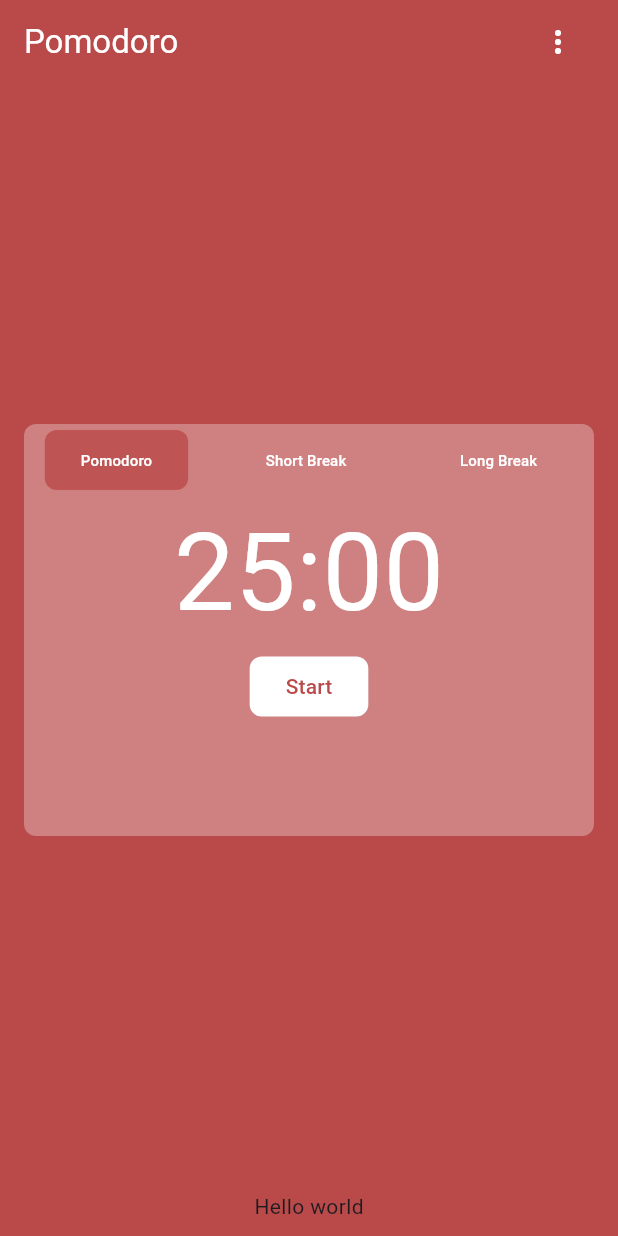
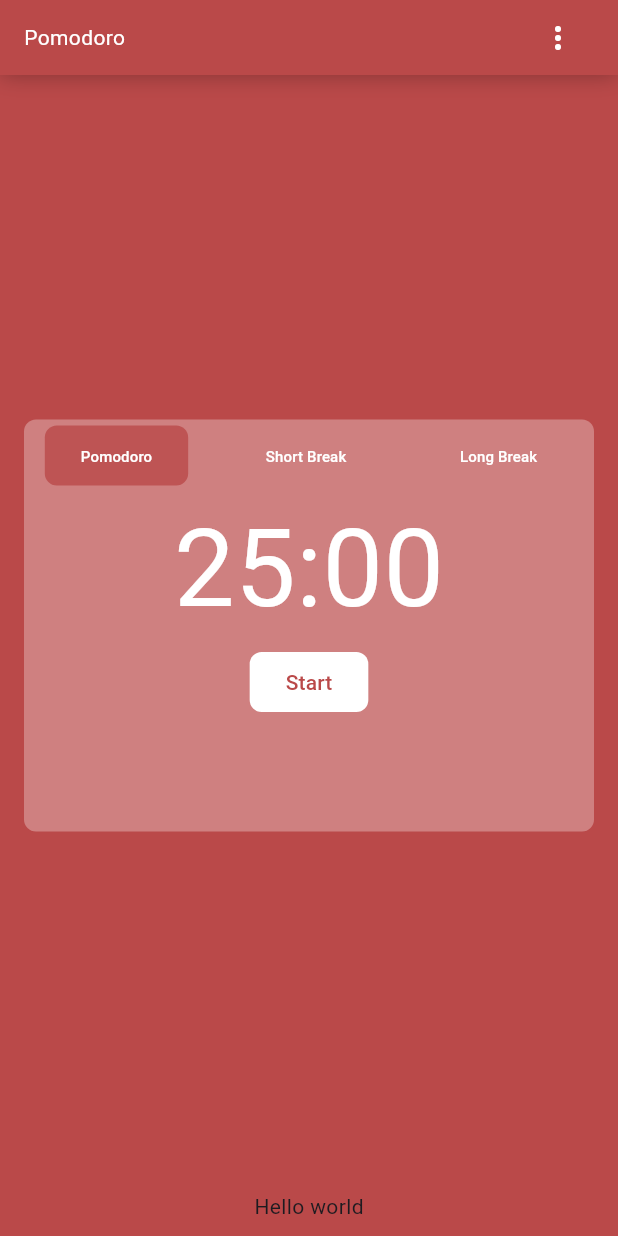
Before and after one commit to mfdpdev/pomodoro-app, a Flutter app: the screen it shows after launch, on a phone screen of 412 x 824 dp. Run offline on Flutter 3.47's test engine with Material 3 defaults, Android fonts, the phone set to English and light mode, and no system bars.

Commit message:
feat(header): Change the header position in the code structure

```diff
--- a/lib/main.dart
+++ b/lib/main.dart
@@ -39,9 +39,26 @@ class _HomeState extends State<Home> {
   Widget build(BuildContext context) {
     return SafeArea(
       child: Scaffold(
-        appBar: AppBar(
-          backgroundColor: CustomColors.primary,
-          title: Row(
+        body: AnimatedContainer(
+          duration: const Duration(milliseconds: 500),
+          color: bg,
+          child: Column(
+            children: [
+              Container(
+                width: double.infinity,
+                decoration: BoxDecoration(
+                  color: bg, // Warna Container
+                  boxShadow: [
+                    BoxShadow(
+                      color: Colors.black.withOpacity(0.3), // Warna bayangan yang samar
+                      blurRadius: 12, // Seberapa buram bayangan
+                    ),
+                  ],
+                ),
+                height: 50,
+                child: Padding(
+                  padding: const EdgeInsets.symmetric(horizontal: 16.0),
+                  child: Row(
                     mainAxisAlignment: MainAxisAlignment.spaceBetween,
                     children: [
                       Text(
@@ -57,13 +74,9 @@ class _HomeState extends State<Home> {
                         }
                       )
                     ]
+                  )
+                )
               ),
-        ),
-        body: AnimatedContainer(
-          duration: const Duration(milliseconds: 500),
-          color: bg,
-          child:  Column(
-            children: [
               Expanded(
                 // child: Container(
                 //   width: double.infinity,
```
Lines whose indentation alone changed are shown as unchanged.
